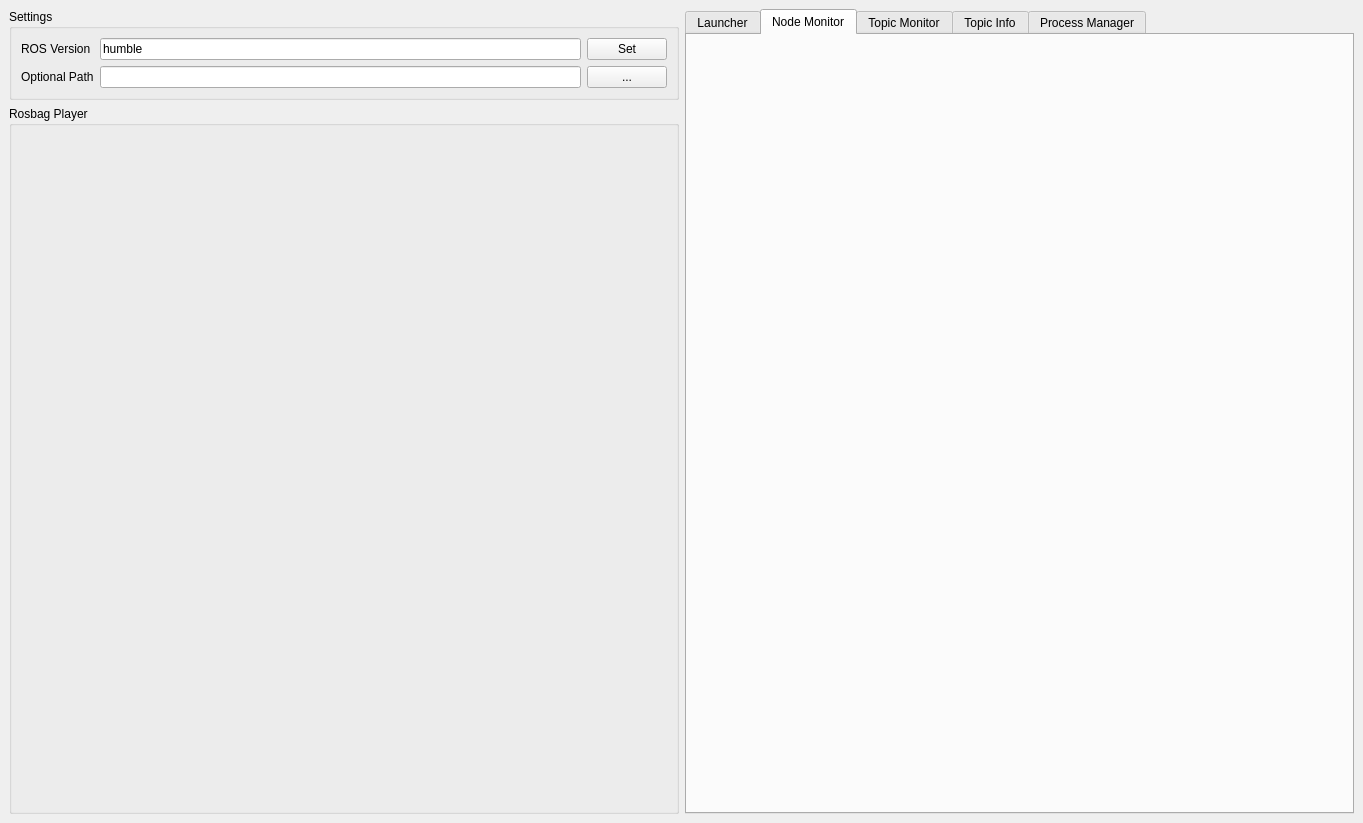
The window that ui/main.ui (yyamazaki933/rosif) describes before a commit, drawn with Qt 5.
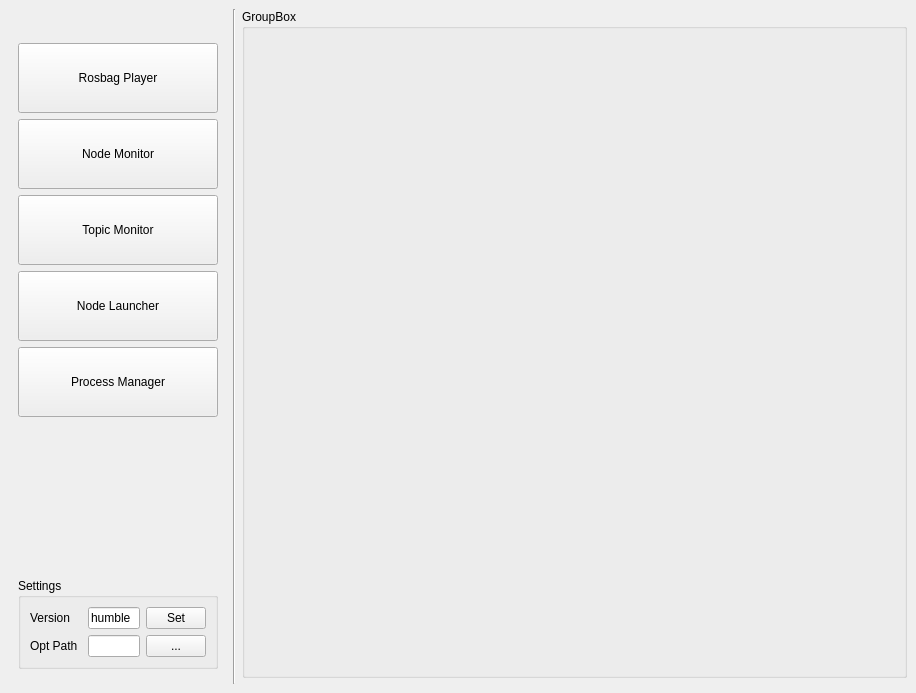
The same window after the commit. Icons and pictures are not drawn.

Patch:
```diff
--- a/ui/main.ui
+++ b/ui/main.ui
@@ -6,8 +6,8 @@
    <rect>
     <x>0</x>
     <y>0</y>
-    <width>1363</width>
-    <height>823</height>
+    <width>916</width>
+    <height>693</height>
    </rect>
   </property>
   <property name="windowTitle">
@@ -21,196 +21,295 @@
     </sizepolicy>
    </property>
    <layout class="QGridLayout" name="gridLayout">
-    <item row="6" column="0">
-     <widget class="QGroupBox" name="groupBox">
-      <property name="sizePolicy">
-       <sizepolicy hsizetype="Ignored" vsizetype="Preferred">
-        <horstretch>0</horstretch>
-        <verstretch>0</verstretch>
-       </sizepolicy>
-      </property>
+    <item row="0" column="2">
+     <widget class="QGroupBox" name="main_win">
       <property name="title">
-       <string>Rosbag Player</string>
+       <string>GroupBox</string>
       </property>
-      <layout class="QVBoxLayout" name="verticalLayout_4">
+      <layout class="QVBoxLayout" name="verticalLayout">
+       <property name="spacing">
+        <number>0</number>
+       </property>
+       <property name="leftMargin">
+        <number>0</number>
+       </property>
+       <property name="topMargin">
+        <number>0</number>
+       </property>
+       <property name="rightMargin">
+        <number>0</number>
+       </property>
+       <property name="bottomMargin">
+        <number>0</number>
+       </property>
        <item>
         <layout class="QVBoxLayout" name="player_box"/>
        </item>
       </layout>
      </widget>
     </item>
-    <item row="5" column="1" rowspan="2">
-     <widget class="QTabWidget" name="tabWidget">
-      <property name="sizePolicy">
-       <sizepolicy hsizetype="Ignored" vsizetype="Expanding">
-        <horstretch>0</horstretch>
-        <verstretch>0</verstretch>
-       </sizepolicy>
+    <item row="0" column="1" rowspan="2">
+     <widget class="Line" name="line">
+      <property name="orientation">
+       <enum>Qt::Vertical</enum>
       </property>
-      <property name="currentIndex">
-       <number>1</number>
-      </property>
-      <widget class="QWidget" name="tab_5">
-       <attribute name="title">
-        <string>Launcher</string>
-       </attribute>
-       <layout class="QVBoxLayout" name="verticalLayout_7">
-        <item>
-         <layout class="QVBoxLayout" name="launcher_box"/>
-        </item>
-       </layout>
-      </widget>
-      <widget class="QWidget" name="tab">
-       <attribute name="title">
-        <string>Node Monitor</string>
-       </attribute>
-       <layout class="QVBoxLayout" name="verticalLayout">
-        <item>
-         <layout class="QVBoxLayout" name="nodem_box"/>
-        </item>
-       </layout>
-      </widget>
-      <widget class="QWidget" name="tab_2">
-       <attribute name="title">
-        <string>Topic Monitor</string>
-       </attribute>
-       <layout class="QVBoxLayout" name="verticalLayout_3">
-        <item>
-         <layout class="QVBoxLayout" name="topicm_box"/>
-        </item>
-       </layout>
-      </widget>
-      <widget class="QWidget" name="tab_4">
-       <attribute name="title">
-        <string>Topic Info</string>
-       </attribute>
-       <layout class="QVBoxLayout" name="verticalLayout_6">
-        <item>
-         <layout class="QVBoxLayout" name="topicinfo_box"/>
-        </item>
-       </layout>
-      </widget>
-      <widget class="QWidget" name="tab_3">
-       <attribute name="title">
-        <string>Process Manager</string>
-       </attribute>
-       <layout class="QVBoxLayout" name="verticalLayout_5">
-        <item>
-         <layout class="QVBoxLayout" name="proc_box"/>
-        </item>
-       </layout>
-      </widget>
      </widget>
     </item>
-    <item row="5" column="0">
-     <widget class="QGroupBox" name="groupBox_2">
+    <item row="0" column="0">
+     <widget class="QWidget" name="widget" native="true">
       <property name="sizePolicy">
-       <sizepolicy hsizetype="Preferred" vsizetype="Fixed">
+       <sizepolicy hsizetype="Maximum" vsizetype="Preferred">
         <horstretch>0</horstretch>
         <verstretch>0</verstretch>
        </sizepolicy>
       </property>
-      <property name="title">
-       <string>Settings</string>
-      </property>
-      <layout class="QGridLayout" name="gridLayout_2">
-       <item row="2" column="0">
-        <widget class="QLabel" name="label_2">
-         <property name="text">
-          <string>Optional Path</string>
+      <layout class="QVBoxLayout" name="verticalLayout_2">
+       <item alignment="Qt::AlignHCenter">
+        <widget class="QLabel" name="label_3">
+         <property name="sizePolicy">
+          <sizepolicy hsizetype="Preferred" vsizetype="Preferred">
+           <horstretch>0</horstretch>
+           <verstretch>0</verstretch>
+          </sizepolicy>
          </property>
+         <property name="maximumSize">
+          <size>
+           <width>150</width>
+           <height>40</height>
+          </size>
+         </property>
+         <property name="pixmap">
+          <pixmap>logo-white.png</pixmap>
+         </property>
+         <property name="scaledContents">
+          <bool>true</bool>
+         </property>
         </widget>
        </item>
-       <item row="0" column="2">
-        <widget class="QLineEdit" name="le_distro">
+       <item>
+        <spacer name="verticalSpacer_2">
+         <property name="orientation">
+          <enum>Qt::Vertical</enum>
+         </property>
+         <property name="sizeType">
+          <enum>QSizePolicy::Fixed</enum>
+         </property>
+         <property name="sizeHint" stdset="0">
+          <size>
+           <width>0</width>
+           <height>5</height>
+          </size>
+         </property>
+        </spacer>
+       </item>
+       <item>
+        <widget class="QPushButton" name="pb_player">
          <property name="sizePolicy">
           <sizepolicy hsizetype="Preferred" vsizetype="Fixed">
            <horstretch>0</horstretch>
            <verstretch>0</verstretch>
           </sizepolicy>
          </property>
+         <property name="minimumSize">
+          <size>
+           <width>200</width>
+           <height>70</height>
+          </size>
+         </property>
          <property name="text">
-          <string>humble</string>
+          <string>Rosbag Player</string>
          </property>
         </widget>
        </item>
-       <item row="0" column="0">
-        <widget class="QLabel" name="label">
+       <item>
+        <widget class="QPushButton" name="pb_nodemon">
          <property name="sizePolicy">
-          <sizepolicy hsizetype="Maximum" vsizetype="Preferred">
+          <sizepolicy hsizetype="Preferred" vsizetype="Fixed">
            <horstretch>0</horstretch>
            <verstretch>0</verstretch>
           </sizepolicy>
          </property>
          <property name="minimumSize">
           <size>
-           <width>0</width>
-           <height>0</height>
+           <width>200</width>
+           <height>70</height>
           </size>
          </property>
          <property name="text">
-          <string>ROS Version</string>
+          <string>Node Monitor</string>
          </property>
         </widget>
        </item>
-       <item row="2" column="2">
-        <widget class="QLineEdit" name="le_path">
+       <item>
+        <widget class="QPushButton" name="pb_topicmon">
          <property name="sizePolicy">
           <sizepolicy hsizetype="Preferred" vsizetype="Fixed">
            <horstretch>0</horstretch>
            <verstretch>0</verstretch>
           </sizepolicy>
          </property>
+         <property name="minimumSize">
+          <size>
+           <width>200</width>
+           <height>70</height>
+          </size>
+         </property>
+         <property name="text">
+          <string>Topic Monitor</string>
+         </property>
         </widget>
        </item>
-       <item row="0" column="3">
-        <widget class="QPushButton" name="pb_rosdistro">
+       <item>
+        <widget class="QPushButton" name="pb_launcher">
          <property name="sizePolicy">
-          <sizepolicy hsizetype="Fixed" vsizetype="Fixed">
+          <sizepolicy hsizetype="Preferred" vsizetype="Fixed">
            <horstretch>0</horstretch>
            <verstretch>0</verstretch>
           </sizepolicy>
          </property>
          <property name="minimumSize">
           <size>
-           <width>80</width>
-           <height>0</height>
+           <width>200</width>
+           <height>70</height>
           </size>
          </property>
-         <property name="maximumSize">
-          <size>
-           <width>80</width>
-           <height>16777215</height>
-          </size>
-         </property>
          <property name="text">
-          <string>Set</string>
+          <string>Node Launcher</string>
          </property>
         </widget>
        </item>
-       <item row="2" column="3">
-        <widget class="QPushButton" name="pb_path">
+       <item>
+        <widget class="QPushButton" name="pb_proc">
          <property name="sizePolicy">
-          <sizepolicy hsizetype="Fixed" vsizetype="Fixed">
+          <sizepolicy hsizetype="Preferred" vsizetype="Fixed">
            <horstretch>0</horstretch>
            <verstretch>0</verstretch>
           </sizepolicy>
          </property>
          <property name="minimumSize">
           <size>
-           <width>80</width>
-           <height>0</height>
+           <width>200</width>
+           <height>70</height>
           </size>
          </property>
-         <property name="maximumSize">
+         <property name="text">
+          <string>Process Manager</string>
+         </property>
+        </widget>
+       </item>
+       <item>
+        <spacer name="verticalSpacer">
+         <property name="orientation">
+          <enum>Qt::Vertical</enum>
+         </property>
+         <property name="sizeHint" stdset="0">
           <size>
-           <width>80</width>
-           <height>16777215</height>
+           <width>0</width>
+           <height>0</height>
           </size>
          </property>
-         <property name="text">
-          <string>...</string>
+        </spacer>
+       </item>
+       <item>
+        <widget class="QGroupBox" name="groupBox">
+         <property name="sizePolicy">
+          <sizepolicy hsizetype="Preferred" vsizetype="Fixed">
+           <horstretch>0</horstretch>
+           <verstretch>0</verstretch>
+          </sizepolicy>
          </property>
+         <property name="title">
+          <string>Settings</string>
+         </property>
+         <layout class="QGridLayout" name="gridLayout_2">
+          <item row="2" column="0">
+           <widget class="QLabel" name="label_2">
+            <property name="text">
+             <string>Opt Path</string>
+            </property>
+           </widget>
+          </item>
+          <item row="0" column="2">
+           <widget class="QLineEdit" name="le_distro">
+            <property name="sizePolicy">
+             <sizepolicy hsizetype="Ignored" vsizetype="Fixed">
+              <horstretch>0</horstretch>
+              <verstretch>0</verstretch>
+             </sizepolicy>
+            </property>
+            <property name="text">
+             <string>humble</string>
+            </property>
+           </widget>
+          </item>
+          <item row="0" column="0">
+           <widget class="QLabel" name="label">
+            <property name="text">
+             <string>Version</string>
+            </property>
+           </widget>
+          </item>
+          <item row="2" column="2">
+           <widget class="QLineEdit" name="le_path">
+            <property name="sizePolicy">
+             <sizepolicy hsizetype="Ignored" vsizetype="Fixed">
+              <horstretch>0</horstretch>
+              <verstretch>0</verstretch>
+             </sizepolicy>
+            </property>
+           </widget>
+          </item>
+          <item row="0" column="3">
+           <widget class="QPushButton" name="pb_rosdistro">
+            <property name="sizePolicy">
+             <sizepolicy hsizetype="Fixed" vsizetype="Fixed">
+              <horstretch>0</horstretch>
+              <verstretch>0</verstretch>
+             </sizepolicy>
+            </property>
+            <property name="minimumSize">
+             <size>
+              <width>60</width>
+              <height>0</height>
+             </size>
+            </property>
+            <property name="maximumSize">
+             <size>
+              <width>60</width>
+              <height>16777215</height>
+             </size>
+            </property>
+            <property name="text">
+             <string>Set</string>
+            </property>
+           </widget>
+          </item>
+          <item row="2" column="3">
+           <widget class="QPushButton" name="pb_path">
+            <property name="sizePolicy">
+             <sizepolicy hsizetype="Fixed" vsizetype="Fixed">
+              <horstretch>0</horstretch>
+              <verstretch>0</verstretch>
+             </sizepolicy>
+            </property>
+            <property name="minimumSize">
+             <size>
+              <width>60</width>
+              <height>0</height>
+             </size>
+            </property>
+            <property name="maximumSize">
+             <size>
+              <width>60</width>
+              <height>16777215</height>
+             </size>
+            </property>
+            <property name="text">
+             <string>...</string>
+            </property>
+           </widget>
+          </item>
+         </layout>
         </widget>
        </item>
       </layout>
```
Left out of the diff: 10 changed lines with no effect on the pictures.
